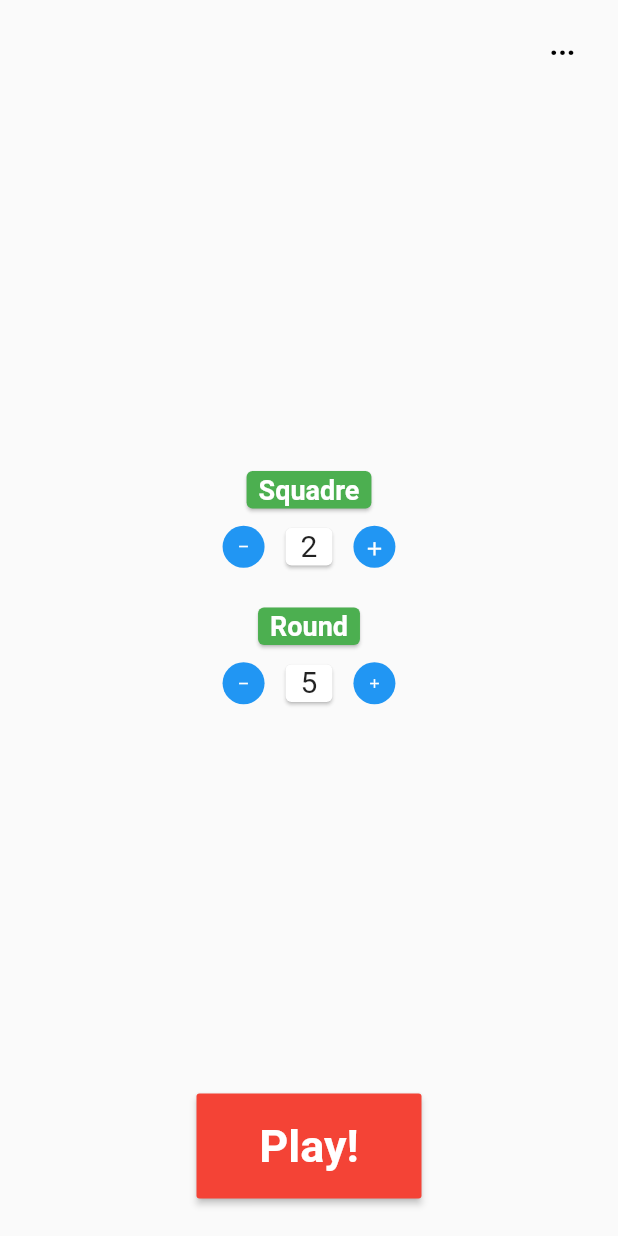
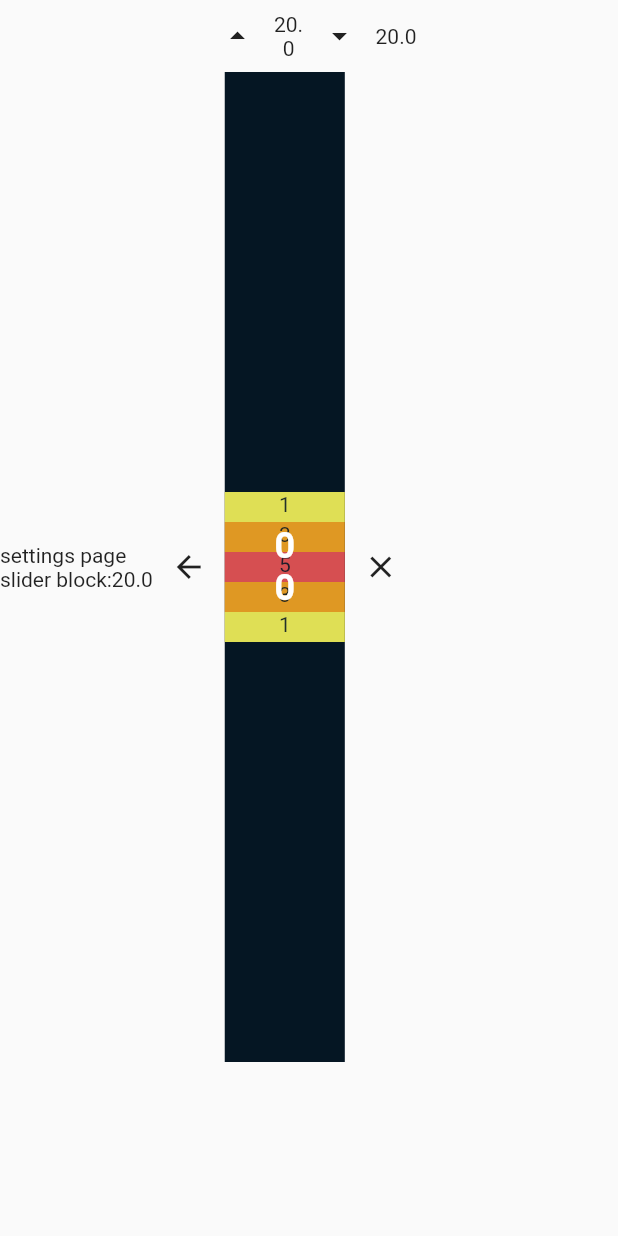
Before and after one commit to icsdaniel/filit, a Flutter app: the screen it shows after launch, after a tap on "...", on a phone screen of 412 x 824 dp. Run offline on Flutter 3.47's test engine with Material 2 defaults, Android fonts, the phone set to English and light mode, and no system bars.

Commit message:
provider manages a slider model which notifies any listener when a change occurs, rebuilding the corresponding widgets

```diff
--- a/lib/app.dart
+++ b/lib/app.dart
@@ -1,26 +1,34 @@
 import 'package:filit/src/pages/finalScore.dart';
+import 'package:filit/src/pages/settings.dart';
 import 'package:filit/src/pages/sliderPage.dart';
+import 'package:filit/src/pages/toCheckSliderPage.dart';
 import 'package:flutter/material.dart';
 import 'src/pages/homepage.dart';
-
+import 'package:provider/provider.dart';
+import 'src/models/slider.dart';
 
 class App extends StatelessWidget {
   const App({Key? key}) : super(key: key);
 
   @override
   Widget build(BuildContext context) {
-    return MaterialApp(
+    return ChangeNotifierProvider(
+      create: (context) => SliderModel(),
+      child: MaterialApp(
         debugShowCheckedModeBanner: false,
         title: 'filit',
         routes: {
           HomePage.routeName: (context) => const HomePage(),
           StartGame.routeName: (context) => const StartGame(),
           FinalScore.routeName: (context) => const FinalScore(),
+          SettingsPage.routeName: (context) => const SettingsPage(),
+          OtherPage.routeName: (context) => const OtherPage(),
         },
         theme: ThemeData(
           primarySwatch: Colors.blue,
         ),
         home: const HomePage(),
+      ),
     );
   }
 }
--- /dev/null
+++ b/lib/src/models/slider.dart
@@ -0,0 +1,16 @@
+import 'package:flutter/foundation.dart';
+
+class SliderModel extends ChangeNotifier {
+  double bottomPlacement = 560;
+  double _blockHeight = 20;
+  double barHeight = 660;
+  double width = 80;
+  double toShow = 1.0;
+
+  double get blockHeight => _blockHeight;
+
+  set blockHeight(double blockHeight) {
+    _blockHeight = blockHeight;
+    notifyListeners();
+  }
+}
--- a/lib/src/pages/homepage.dart
+++ b/lib/src/pages/homepage.dart
@@ -1,6 +1,7 @@
+import 'package:filit/src/pages/toCheckSliderPage.dart';
 import 'package:flutter/material.dart';
 import 'sliderPage.dart';
-import '../widgets/setterWithArrows.dart';
+import 'settings.dart';
 
 class HomePage extends StatefulWidget {
   static const routeName = '/homepage';
@@ -39,7 +40,31 @@ class _HomePageState extends State<HomePage> {
                 alignment: Alignment.topRight,
                 width: double.infinity,
                 child: TextButton(
-                  onPressed: () {},
+                  onPressed: () {
+                    Navigator.pushNamed(
+                      context,
+                      SettingsPage.routeName,
+                    );
+                  },
+                  child: const Text('...',
+                      style: TextStyle(
+                          fontWeight: FontWeight.bold,
+                          fontSize: 20,
+                          color: Colors.black)),
+                ),
+              ),
+            ),
+            Align(
+              child: Container(
+                alignment: Alignment.topLeft,
+                width: double.infinity,
+                child: TextButton(
+                  onPressed: () {
+                    Navigator.pushNamed(
+                      context,
+                      OtherPage.routeName,
+                    );
+                  },
                   child: const Text('...',
                       style: TextStyle(
                           fontWeight: FontWeight.bold,
--- /dev/null
+++ b/lib/src/pages/settings.dart
@@ -0,0 +1,77 @@
+import 'package:filit/src/pages/homepage.dart';
+import 'package:flutter/material.dart';
+import '../widgets/pointsSlider2.dart';
+import 'package:provider/provider.dart';
+import '../models/slider.dart';
+
+class SettingsPage extends StatefulWidget {
+  static const routeName = '/settings';
+
+  const SettingsPage({Key? key}) : super(key: key);
+
+  @override
+  _SettingsPageState createState() => _SettingsPageState();
+}
+
+class _SettingsPageState extends State<SettingsPage> {
+
+  double _variable = 20;
+
+  void _increaseVariable() {
+    setState(() {
+      var slider = context.read<SliderModel>();
+      _variable=_variable+5;
+      slider.blockHeight=_variable;
+    });
+  }
+
+  void _decreaseVariable() {
+    setState(() {
+      var slider = context.read<SliderModel>();
+      _variable=_variable-5;
+      slider.blockHeight=_variable;
+    });
+  }
+
+  @override
+  Widget build(BuildContext context) {
+    var slider = context.read<SliderModel>();
+
+    return Scaffold(
+      body: Column(children: [
+        Row(
+          mainAxisAlignment: MainAxisAlignment.center,
+          children: [
+            IconButton(
+              onPressed: _increaseVariable,
+              icon: Icon(Icons.arrow_drop_up),
+            ),
+            SizedBox(
+                child: Text(
+                  _variable.toString(),
+                  textAlign: TextAlign.center,
+                ),
+                width: 20),
+            IconButton(
+              onPressed: _decreaseVariable,
+              icon: Icon(Icons.arrow_drop_down),
+            ),
+            Text(slider.blockHeight.toString()),
+          ],
+        ),
+        Consumer<SliderModel>(
+          builder: (context, slider, child) => Row(
+            children: [
+              // Use SomeExpensiveWidget here, without rebuilding every time.
+              if (child != null) child,
+              Text("settings page\nslider block:${slider.blockHeight}"),
+              BackButton(onPressed: () => Navigator.pushNamed(context, HomePage.routeName)),
+              PointsSlider2(random: false,blockHeight: slider.blockHeight),
+            ],
+          ),
+          // Build the expensive widget here.
+        ),
+      ]),
+    );
+  }
+}
--- /dev/null
+++ b/lib/src/pages/toCheckSliderPage.dart
@@ -0,0 +1,41 @@
+import 'package:filit/src/pages/homepage.dart';
+import 'package:filit/src/pages/settings.dart';
+import 'package:flutter/material.dart';
+import '../widgets/pointsSlider2.dart';
+import 'package:provider/provider.dart';
+import '../models/slider.dart';
+
+class OtherPage extends StatefulWidget {
+  static const routeName = '/otherpage';
+  const OtherPage({Key? key}) : super(key: key);
+
+  @override
+  _OtherPageState createState() => _OtherPageState();
+}
+
+class _OtherPageState extends State<OtherPage> {
+  double _variable = 20;
+
+  @override
+  Widget build(BuildContext context) {
+    return Scaffold(
+      body: Row(
+          mainAxisAlignment: MainAxisAlignment.center,
+          children: [
+        Consumer<SliderModel>(
+          builder: (context, slider, child) => Row(
+            children: [
+              // Use SomeExpensiveWidget here, without rebuilding every time.
+              if (child != null) child,
+              Text("block heigth: ${slider.blockHeight}"),
+              BackButton(onPressed: () => Navigator.pushNamed(context, HomePage.routeName)),
+              PointsSlider2(random: false,blockHeight: slider.blockHeight)
+            ],
+          ),
+          // Build the expensive widget here.
+          //child:
+        ),
+      ]),
+    );
+  }
+}
--- /dev/null
+++ b/lib/src/widgets/pointsSlider2.dart
@@ -0,0 +1,179 @@
+import 'dart:math';
+import 'package:flutter/material.dart';
+import 'package:provider/provider.dart';
+import '../pages/settings.dart';
+
+class PointsSlider2 extends StatefulWidget {
+  PointsSlider2(
+      {Key? key,
+      this.blockHeight = 50,
+      this.barHeight = 660,
+      this.width = 80,
+      this.random = true})
+      : super(key: key);
+
+  final bool random;
+  late final double bottomPlacement = getRandomBottomPlacement();
+  final double blockHeight;
+  final double barHeight;
+  final double width;
+
+  double getRandomBottomPlacement() {
+    if (random == false)
+      return barHeight / 2 - blockHeight / 2;
+    else
+      return Random().nextDouble() * (barHeight - blockHeight);
+  }
+
+  @override
+  _PointsSlider2State createState() => _PointsSlider2State();
+}
+
+class _PointsSlider2State extends State<PointsSlider2> {
+  int _points = 0;
+  double _value = 0;
+  double _toShow = 0.0;
+
+  void _showScore() {
+    setState(() {
+      if (_toShow == 1.0) {
+        _toShow = 0;
+      } else {
+        _toShow = 1;
+      }
+    });
+  }
+
+  void _updatePoints() {
+    setState(() {
+      //i'm in red zone
+      if (_value >= widget.bottomPlacement &&
+          _value < widget.bottomPlacement + widget.blockHeight) {
+        _points = 5;
+      }
+      //i'm in orange zone
+      else if ((_value >= widget.bottomPlacement + widget.blockHeight &&
+          _value < widget.bottomPlacement + 2 * widget.blockHeight) ||
+          (_value <= widget.bottomPlacement &&
+              _value > widget.bottomPlacement - widget.blockHeight)) {
+        _points = 3;
+      }
+      //i'm in yellow zone
+      else if ((_value >= widget.bottomPlacement + 2 * widget.blockHeight &&
+          _value < widget.bottomPlacement + 3 * widget.blockHeight) ||
+          (_value <= widget.bottomPlacement - widget.blockHeight &&
+              _value > widget.bottomPlacement - 2 * widget.blockHeight)) {
+        _points = 1;
+      } else {
+        _points = 0;
+      }
+    });
+  }
+
+@override
+  Widget build(BuildContext context) {
+    _updatePoints();
+    //positioning using a relative distance from the top or the bottom
+    //we first place the max points block using random positioning in the stack and then build the
+    //rest of the point bar working from it.
+    return Row(
+        mainAxisAlignment: MainAxisAlignment.center,
+        children: [
+      Container(
+        color: Colors.black,
+        height: widget.barHeight,
+        width: widget.width,
+        child: SliderTheme(
+          data: SliderThemeData(
+            trackHeight: widget.width, //larghezza
+            thumbShape: SliderComponentShape
+                .noOverlay, //doesn't show the dot that's draggable
+            overlayShape: SliderComponentShape
+                .noOverlay, //its shade doesn't show up either
+            valueIndicatorShape:
+                SliderComponentShape.noOverlay, //no value tag when dragged
+
+            trackShape: RectangularSliderTrackShape(),
+          ),
+          child: Stack(
+            children: [
+              Positioned(
+                bottom: widget.bottomPlacement,
+                child: Container(
+                  child: Text("5", textAlign: TextAlign.center),
+                  width: widget.width,
+                  height: widget.blockHeight,
+                  color: Colors.red,
+                ),
+              ),
+              Positioned(
+                bottom: widget.bottomPlacement + widget.blockHeight,
+                child: Container(
+                  child: Text("3", textAlign: TextAlign.center),
+                  width: widget.width,
+                  height: widget.blockHeight,
+                  color: Colors.orange,
+                ),
+              ),
+              Positioned(
+                bottom: widget.bottomPlacement - widget.blockHeight,
+                child: Container(
+                  child: Text("3", textAlign: TextAlign.center),
+                  width: widget.width,
+                  height: widget.blockHeight,
+                  color: Colors.orange,
+                ),
+              ),
+              Positioned(
+                bottom: widget.bottomPlacement + 2 * widget.blockHeight,
+                child: Container(
+                  child: Text("1", textAlign: TextAlign.center),
+                  width: widget.width,
+                  height: widget.blockHeight,
+                  color: Colors.yellow,
+                ),
+              ),
+              Positioned(
+                bottom: widget.bottomPlacement - 2 * widget.blockHeight,
+                child: Container(
+                  child: Text("1", textAlign: TextAlign.center),
+                  width: widget.width,
+                  height: widget.blockHeight,
+                  color: Colors.yellow,
+                ),
+              ),
+              /*Opacity(
+                  opacity: _toShow,
+                  child: Expanded(child: Container(color: Colors.green))),*/
+              Opacity(
+                opacity: 0.6,
+                child: RotatedBox(
+                  quarterTurns: 3, //to rotate the slider
+                  child: Slider(
+                    value: _value,
+                    min: 0,
+                    max: widget.barHeight,
+                    divisions: widget.barHeight.toInt(),
+                    label: _value.round().toString(),
+                    onChanged: (_value) => setState(() => this._value = _value),
+                  ),
+                ),
+              ),
+              Center(
+                child: Text(
+                  '${_value.round()}\n${_points}',
+                  style: TextStyle(
+                    color: Colors.white,
+                    fontWeight: FontWeight.bold,
+                    fontSize: 24,
+                  ),
+                ),
+              )
+            ],
+          ),
+        ),
+      ),
+      CloseButton(onPressed: _showScore)
+    ]);
+  }
+}
--- a/pubspec.yaml
+++ b/pubspec.yaml
@@ -23,7 +23,7 @@ environment:
 dependencies:
   flutter:
     sdk: flutter
-  syncfusion_flutter_sliders: ^19.2.55
+  provider: ^6.0.0
 
 
   # The following adds the Cupertino Icons font to your application.
```
Also changed, not shown: pubspec.lock, 1 other file. Lines whose indentation alone changed are shown as unchanged.
